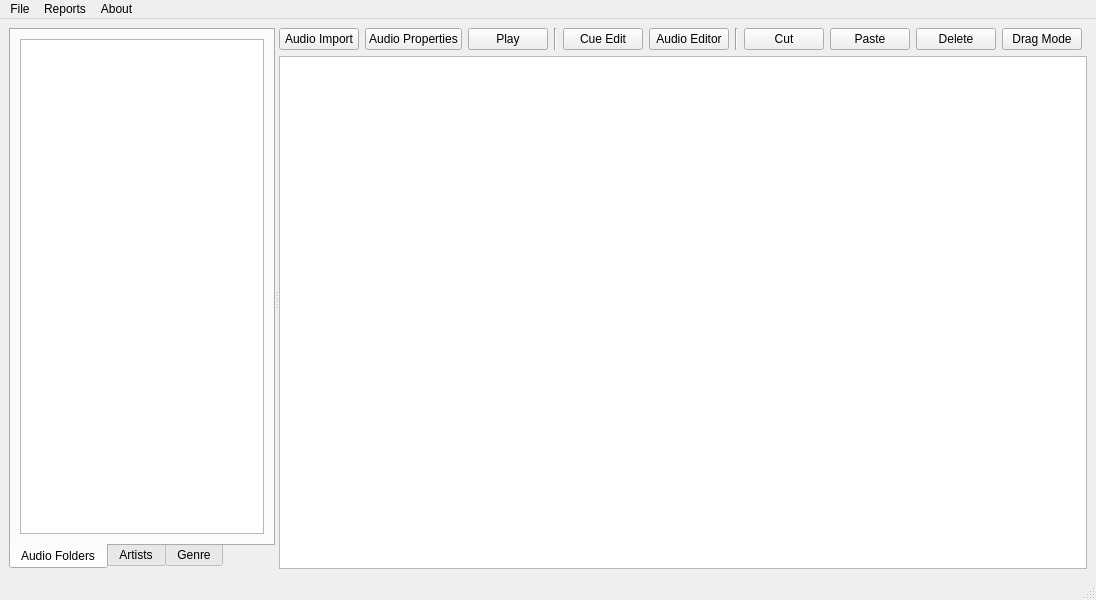
This is rave/AudioExplorer/mainwindow.ui in pgathogo/raven as Qt 5 draws it before an edit. The edited form follows.
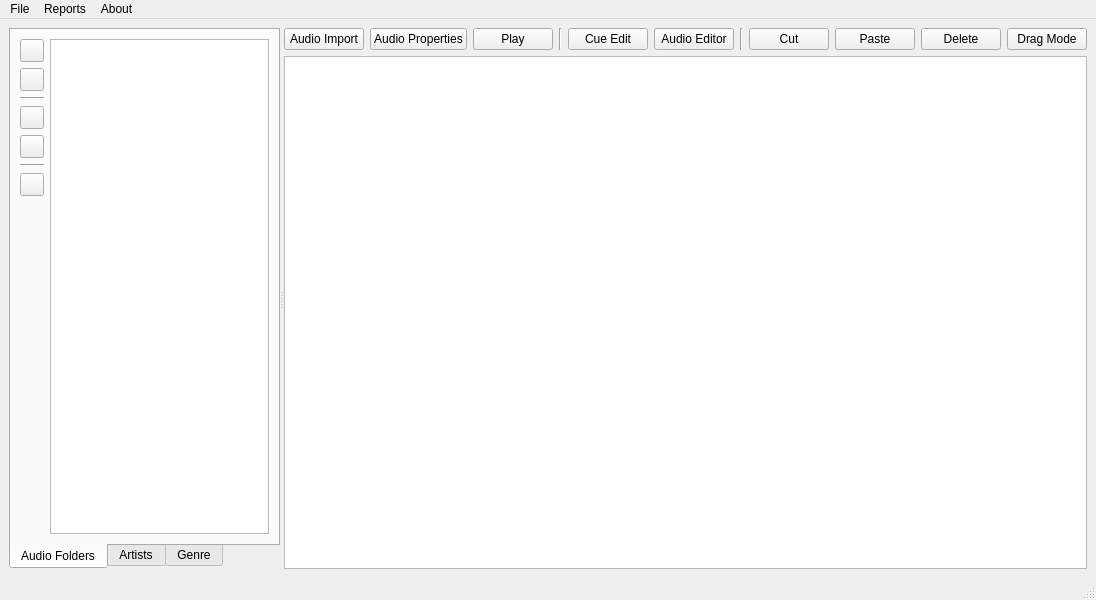
This is the edited form.

```diff
--- a/rave/AudioExplorer/mainwindow.ui
+++ b/rave/AudioExplorer/mainwindow.ui
@@ -47,7 +47,77 @@
          <item>
           <layout class="QHBoxLayout" name="hlFolder">
            <item>
-            <widget class="QTreeView" name="tvFolders"/>
+            <layout class="QVBoxLayout" name="verticalLayout_6">
+             <item>
+              <widget class="QToolButton" name="tbNew">
+               <property name="text">
+                <string/>
+               </property>
+              </widget>
+             </item>
+             <item>
+              <widget class="QToolButton" name="tbRename">
+               <property name="text">
+                <string/>
+               </property>
+              </widget>
+             </item>
+             <item>
+              <widget class="Line" name="line_3">
+               <property name="orientation">
+                <enum>Qt::Horizontal</enum>
+               </property>
+              </widget>
+             </item>
+             <item>
+              <widget class="QToolButton" name="tbCut">
+               <property name="text">
+                <string/>
+               </property>
+              </widget>
+             </item>
+             <item>
+              <widget class="QToolButton" name="tbPaste">
+               <property name="text">
+                <string/>
+               </property>
+              </widget>
+             </item>
+             <item>
+              <widget class="Line" name="line_4">
+               <property name="orientation">
+                <enum>Qt::Horizontal</enum>
+               </property>
+              </widget>
+             </item>
+             <item>
+              <widget class="QToolButton" name="tbDelete">
+               <property name="text">
+                <string/>
+               </property>
+              </widget>
+             </item>
+             <item>
+              <spacer name="verticalSpacer">
+               <property name="orientation">
+                <enum>Qt::Vertical</enum>
+               </property>
+               <property name="sizeHint" stdset="0">
+                <size>
+                 <width>20</width>
+                 <height>40</height>
+                </size>
+               </property>
+              </spacer>
+             </item>
+            </layout>
+           </item>
+           <item>
+            <widget class="QTreeView" name="tvFolders">
+             <property name="editTriggers">
+              <set>QAbstractItemView::NoEditTriggers</set>
+             </property>
+            </widget>
            </item>
           </layout>
          </item>
```
